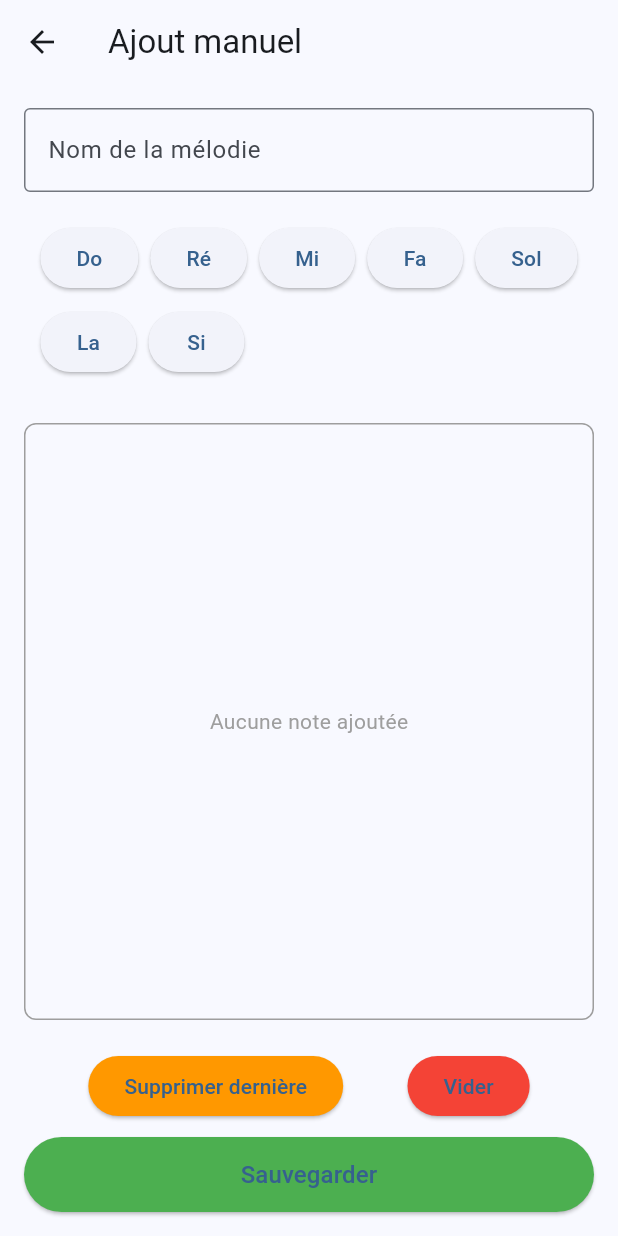
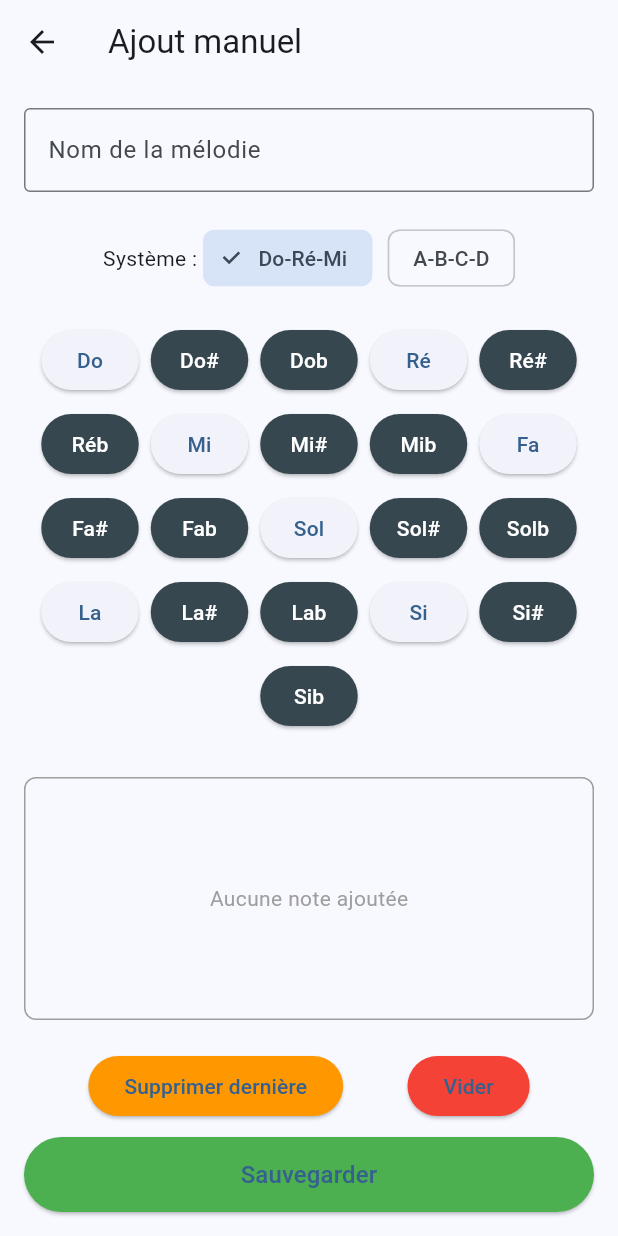
Before and after one commit to Leet0690/melodica, a Flutter app: the ManualModeScreen screen opened directly, on a phone screen of 412 x 824 dp. Run offline on Flutter 3.47's test engine with Material 3 defaults, Android fonts, the phone set to English and light mode, and no system bars; our stand-ins replace hive_flutter; accounts and stored records are empty.

Commit message:
Add dual notation system (Latin and Anglo-Saxon) and accidentals support

```diff
--- a/lib/screens/manual_mode_screen.dart
+++ b/lib/screens/manual_mode_screen.dart
@@ -11,7 +11,9 @@ class ManualModeScreen extends StatefulWidget {
 
 class _ManualModeScreenState extends State<ManualModeScreen> {
   final TextEditingController _nameController = TextEditingController();
-  final List<String> notes = ['Do', 'Ré', 'Mi', 'Fa', 'Sol', 'La', 'Si'];
+  final List<String> latinNotes = ['Do', 'Ré', 'Mi', 'Fa', 'Sol', 'La', 'Si'];
+  final List<String> angloNotes = ['C', 'D', 'E', 'F', 'G', 'A', 'B'];
+  final List<String> accidentals = ['', '#', 'b'];
 
   @override
   void dispose() {
@@ -61,17 +63,51 @@ class _ManualModeScreenState extends State<ManualModeScreen> {
                 ),
                 const SizedBox(height: 20),
 
+                // Choix du système de notation
+                Row(
+                  mainAxisAlignment: MainAxisAlignment.center,
+                  children: [
+                    const Text('Système : '),
+                    ChoiceChip(
+                      label: const Text('Do-Ré-Mi'),
+                      selected: provider.isLatinSystem,
+                      onSelected: (selected) =>
+                          provider.setNotationSystem(true),
+                    ),
+                    const SizedBox(width: 10),
+                    ChoiceChip(
+                      label: const Text('A-B-C-D'),
+                      selected: !provider.isLatinSystem,
+                      onSelected: (selected) =>
+                          provider.setNotationSystem(false),
+                    ),
+                  ],
+                ),
+                const SizedBox(height: 20),
+
                 // Boutons des notes
                 Wrap(
                   spacing: 8,
                   runSpacing: 8,
-                  children: notes
-                      .map(
-                        (note) => ElevatedButton(
-                          onPressed: () => provider.addNote(note),
-                          child: Text(note),
-                        ),
-                      )
+                  alignment: WrapAlignment.center,
+                  children: (provider.isLatinSystem ? latinNotes : angloNotes)
+                      .expand((baseNote) => accidentals.map((acc) {
+                            final fullNote = '$baseNote$acc';
+                            // Vérifier si la note est valide (ex: Mi# ou Fab peuvent être évités si on veut simplifier,
+                            // mais ici on suit la demande de gérer les altérations)
+                            return SizedBox(
+                              width: 65,
+                              child: ElevatedButton(
+                                style: ElevatedButton.styleFrom(
+                                  padding: EdgeInsets.zero,
+                                  backgroundColor: acc.isEmpty ? null : Colors.blueGrey[800],
+                                  foregroundColor: acc.isEmpty ? null : Colors.white,
+                                ),
+                                onPressed: () => provider.addNote(fullNote),
+                                child: Text(fullNote),
+                              ),
+                            );
+                          }))
                       .toList(),
                 ),
                 const SizedBox(height: 30),
@@ -95,7 +131,7 @@ class _ManualModeScreenState extends State<ManualModeScreen> {
                         : Wrap(
                             spacing: 8,
                             runSpacing: 8,
-                            children: provider.currentNotes
+                            children: provider.getDisplayNotes(provider.currentNotes)
                                 .asMap()
                                 .entries
                                 .map(
--- a/lib/services/melody_provider.dart
+++ b/lib/services/melody_provider.dart
@@ -5,11 +5,25 @@ import '../services/hive_service.dart';
 class MelodyProvider extends ChangeNotifier {
   List<Melody> _melodies = [];
   List<String> _currentNotes = [];
-  String? _currentMode; // 'manual' ou 'validation'
+  String? _currentMode;
+  bool _isLatinSystem = true;
 
   List<Melody> get melodies => _melodies;
   List<String> get currentNotes => _currentNotes;
   String? get currentMode => _currentMode;
+  bool get isLatinSystem => _isLatinSystem;
+
+  static const Map<String, String> angloToLatinMap = {
+    'C': 'Do', 'D': 'Ré', 'E': 'Mi', 'F': 'Fa', 'G': 'Sol', 'A': 'La', 'B': 'Si',
+    'C#': 'Do#', 'Db': 'Réb', 'D#': 'Ré#', 'Eb': 'Mib', 'F#': 'Fa#', 'Gb': 'Solb',
+    'G#': 'Sol#', 'Ab': 'Lab', 'A#': 'La#', 'Bb': 'Sib'
+  };
+
+  static const Map<String, String> latinToAngloMap = {
+    'Do': 'C', 'Ré': 'D', 'Mi': 'E', 'Fa': 'F', 'Sol': 'G', 'La': 'A', 'Si': 'B',
+    'Do#': 'C#', 'Réb': 'Db', 'Ré#': 'D#', 'Mib': 'Eb', 'Fa#': 'F#', 'Solb': 'Gb',
+    'Sol#': 'G#', 'Lab': 'Ab', 'La#': 'A#', 'Sib': 'Bb'
+  };
 
   // Charger toutes les mélodies
   Future<void> loadMelodies() async {
@@ -19,8 +33,25 @@ class MelodyProvider extends ChangeNotifier {
 
   // Ajouter une note à la séquence actuelle
   void addNote(String note) {
-    _currentNotes.add(note);
+    // Normalisation : on stocke toujours en système Latin
+    String normalizedNote = note;
+    if (angloToLatinMap.containsKey(note)) {
+      normalizedNote = angloToLatinMap[note]!;
+    }
+    _currentNotes.add(normalizedNote);
     notifyListeners();
+  }
+
+  // Changer le système de notation
+  void setNotationSystem(bool isLatin) {
+    _isLatinSystem = isLatin;
+    notifyListeners();
+  }
+
+  // Convertir une liste de notes pour l'affichage
+  List<String> getDisplayNotes(List<String> latinNotes) {
+    if (_isLatinSystem) return latinNotes;
+    return latinNotes.map((note) => latinToAngloMap[note] ?? note).toList();
   }
 
   // Supprimer la dernière note
```
Also changed, not shown: lib/screens/melody_detail_screen.dart (+15 -4 lines), lib/screens/validation_mode_screen.dart (+25 -9 lines).
